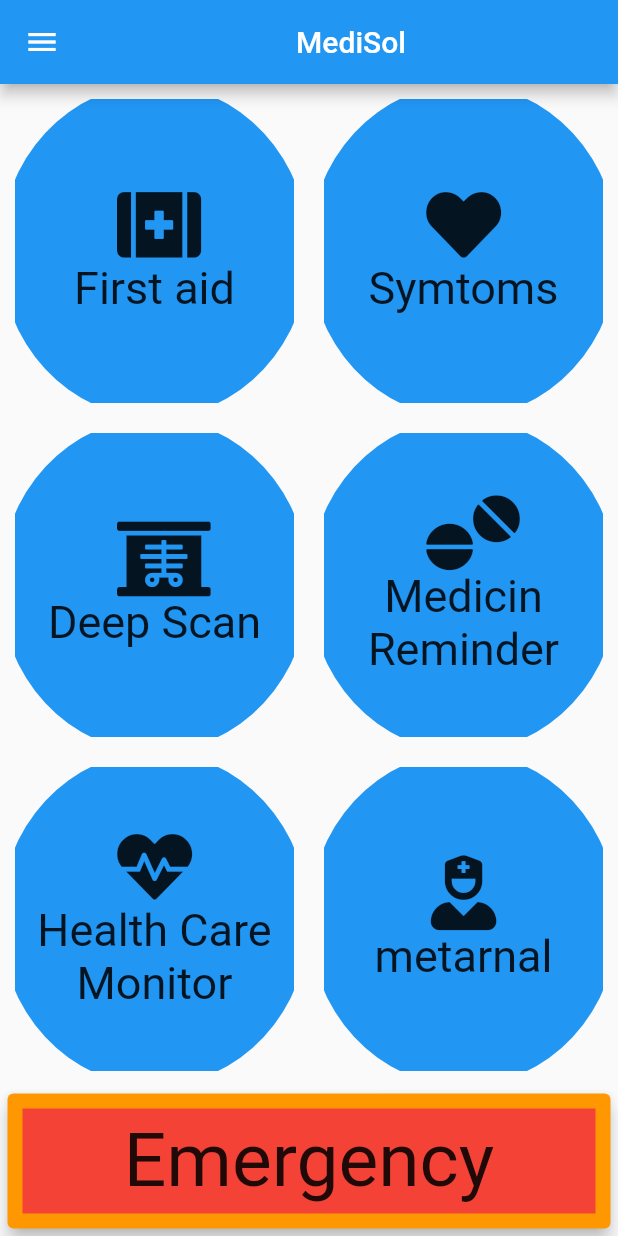
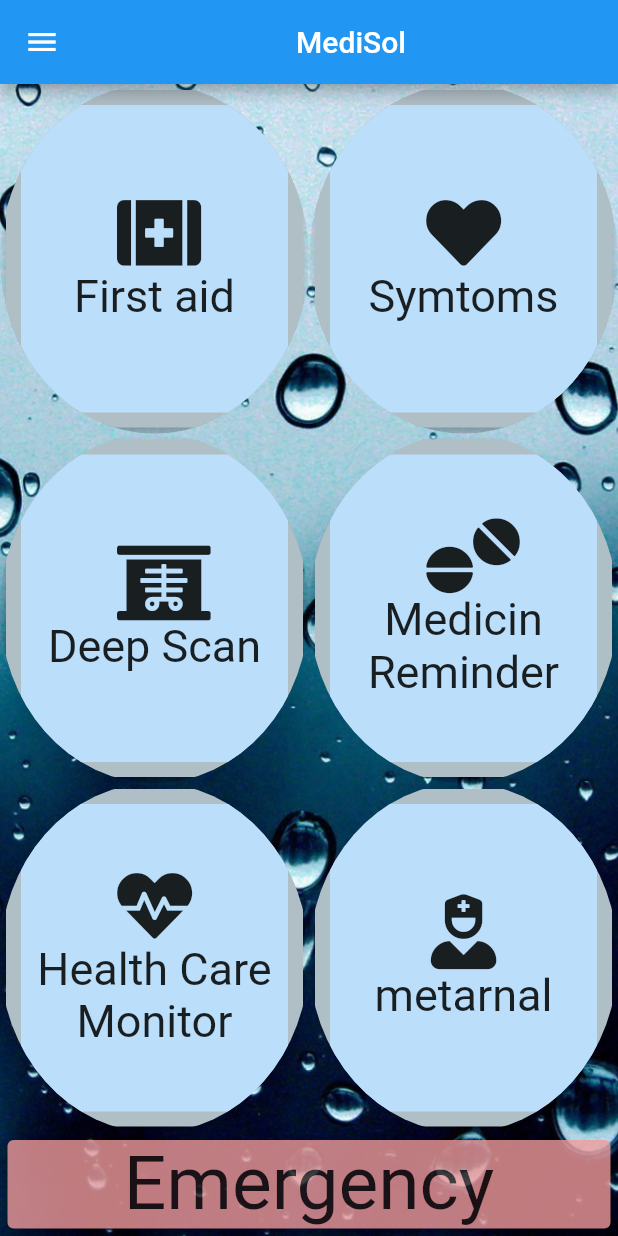
Before and after one commit to sayanmondal31/medisol-android, a Flutter app: the screen it shows after launch, on a phone screen of 412 x 824 dp. Run offline on Flutter 3.47's test engine with Material 2 defaults, Android fonts, the phone set to English and light mode, and no system bars; our stand-ins replace font_awesome_flutter.

Commit message:
background colors and images changed of home page

```diff
--- a/lib/firstpage/iconCards.dart
+++ b/lib/firstpage/iconCards.dart
@@ -27,7 +27,7 @@ class IconCards extends StatelessWidget {
                 )
               ],
             ),
-          colour: Colors.blue),
+          colour: Colors.blue[100]),
     );
   }
 }
--- a/lib/firstpage/page.dart
+++ b/lib/firstpage/page.dart
@@ -10,21 +10,28 @@ class MediPage extends StatelessWidget {
         child: SafeArea(
             child: Column(
           children: <Widget>[
-              SizedBox(height: 20,),
+            SizedBox(
+              height: 20,
+            ),
             Container(
               child: Text('how to use'),
-
             )
           ],
-          )
-        ),
+        )),
       ),
       appBar: AppBar(
         title: Center(
           child: Text('MediSol'),
         ),
       ),
-      body: Column(
+      body: Container(
+        decoration: BoxDecoration(
+          image: DecorationImage(
+            image: AssetImage('images/waterdrop.jpg'),
+            fit: BoxFit.cover
+          ),
+        ),
+        child: Column(
           crossAxisAlignment: CrossAxisAlignment.stretch,
           children: <Widget>[
             Expanded(
@@ -75,14 +82,13 @@ class MediPage extends StatelessWidget {
                 ],
               ),
             ),
-          Card(
+            Opacity(
+              opacity: 0.8,
+                          child: Card(
+
                 elevation: 5,
-            color: Colors.orange,
+                color: Colors.red[200],
                 margin: EdgeInsets.symmetric(horizontal: 5, vertical: 5),
-            child: Container(
-              margin: EdgeInsets.all(10.0),
-              height: 70.0,
-              color: Colors.red,
                 child: Center(
                     child: Text(
                   'Emergency',
@@ -92,6 +98,7 @@ class MediPage extends StatelessWidget {
             )
           ],
         ),
+      ),
     );
   }
 }
--- a/lib/firstpage/reusable_card.dart
+++ b/lib/firstpage/reusable_card.dart
@@ -13,9 +13,17 @@ class ReusableCard extends StatelessWidget {
     return GestureDetector(
       onTap: onPressed,
       child: ClipOval(
+        child: Card(
+          elevation: 5.0,
+          color: Colors.blueGrey[200],
                   child: Container(
+
             child: cardChild,
             decoration: BoxDecoration(
+          //     image: DecorationImage(
+          //   image: AssetImage('images/waterdrop.jpg'),
+          //   fit: BoxFit.cover
+          // ),
               color: colour,
               borderRadius: BorderRadius.circular(
                 10.0,
@@ -25,6 +33,7 @@ class ReusableCard extends StatelessWidget {
 
           ),
         ),
+      ),
     );
   }
 }
--- a/lib/main.dart
+++ b/lib/main.dart
@@ -14,6 +14,7 @@ class MediSol extends StatelessWidget {
   Widget build(BuildContext context) {
     return MaterialApp(
       theme: ThemeData.light(),
+      debugShowCheckedModeBanner: false,
       home: MediPage(),
 
       routes: {
--- a/pubspec.yaml
+++ b/pubspec.yaml
@@ -42,8 +42,8 @@ flutter:
   uses-material-design: true
 
   # To add assets to your application, add an assets section, like this:
-  # assets:
-  #  - images/a_dot_burr.jpeg
+  assets:
+   - images/
   #  - images/a_dot_ham.jpeg
 
   # An image asset can refer to one or more resolution-specific "variants", see
```
Also changed, not shown: images/waterdrop.jpg (added). Lines whose indentation alone changed are shown as unchanged.
